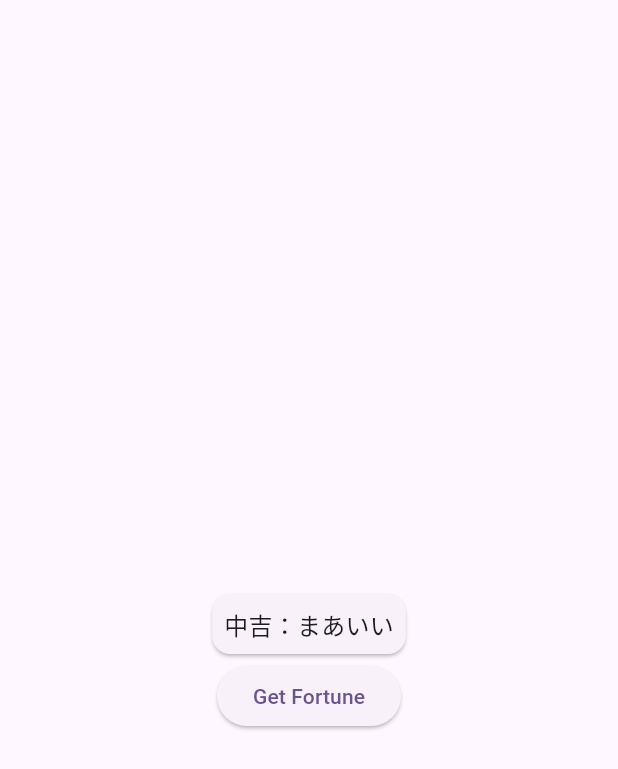
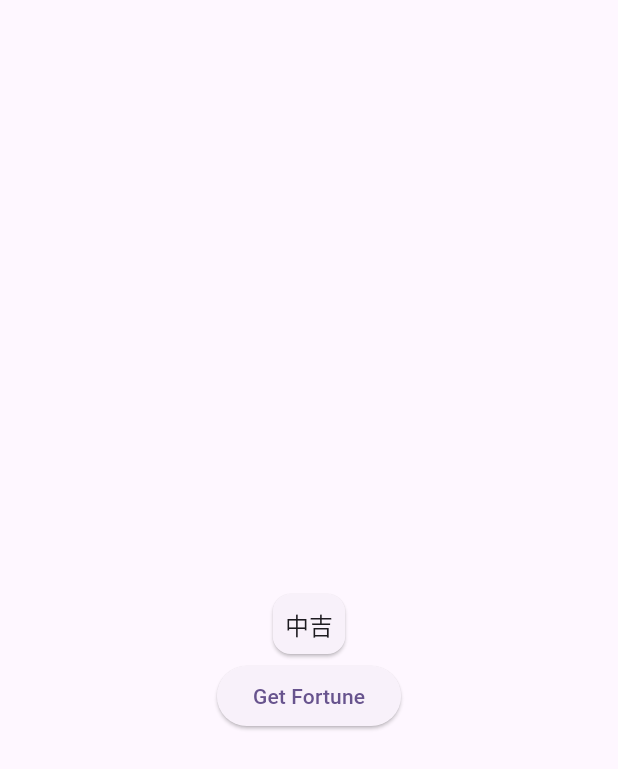
Before and after one commit to KazukiYoshida24/fortune_cookie, a Flutter app: the screen it shows after launch, after a tap on "Get Fortune", on a phone screen of 412 x 824 dp. Shown: the top 769 px of the screen. Run offline on Flutter 3.47's test engine with Material 3 defaults, Android fonts, the phone set to English and light mode, and no system bars.

```diff
--- a/lib/main.dart
+++ b/lib/main.dart
@@ -35,13 +35,13 @@ class _MyHomePageState extends State<MyHomePage> {
   String _currentFortune = "";
 
   final _fortuneList = [
-    "大吉：すごくいい",
-    "吉：いい",
-    "中吉：まあいい",
-    "小吉：ほんの少しいい",
-    "末吉：普通",
-    "凶：クソ",
-    "大凶：とてもクソ",
+    "大吉",
+    "吉",
+    "中吉",
+    "小吉",
+    "末吉",
+    "凶",
+    "大凶",
   ];
 
   void _randomFortune() {
```
